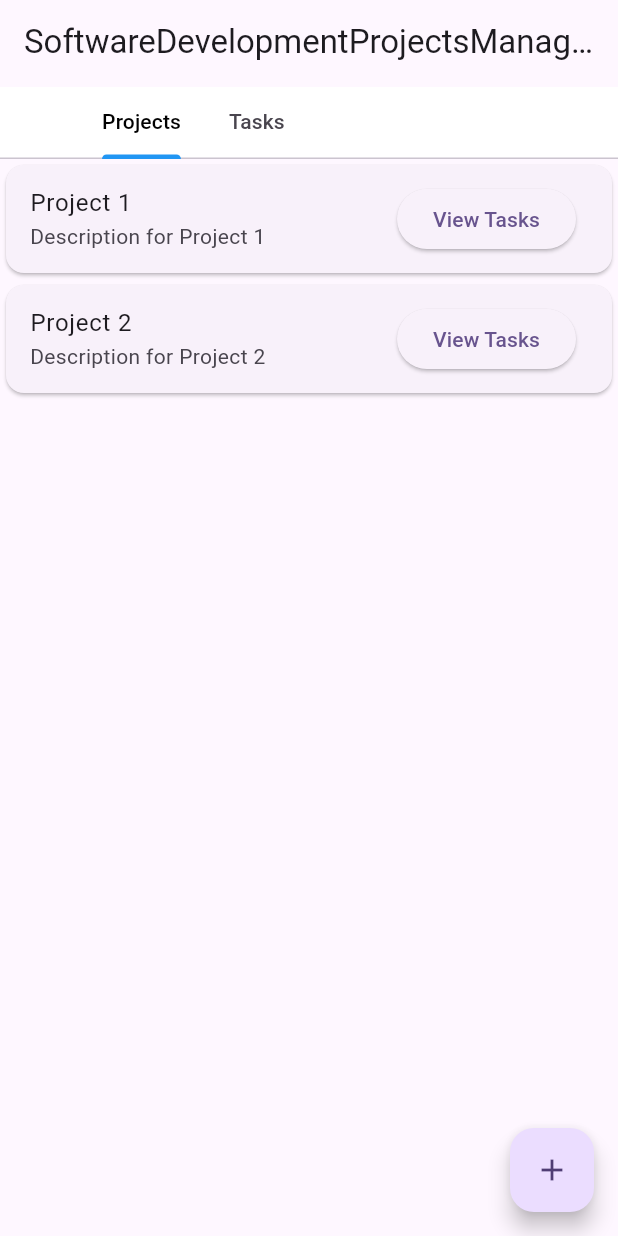
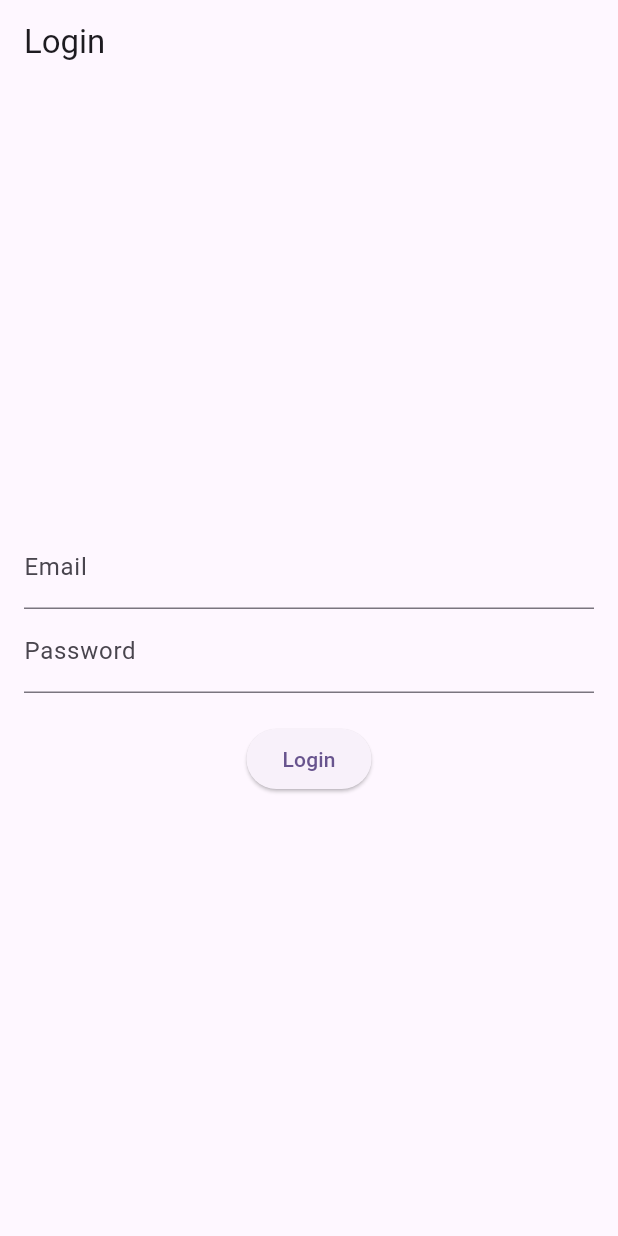
Before and after one commit to rimabouazra/DevelopmentProjectsManager, a Flutter app: the screen it shows after launch, on a phone screen of 412 x 824 dp. Run offline on Flutter 3.47's test engine with Material 3 defaults, Android fonts, the phone set to English and light mode, and no system bars; our stand-ins replace table_calendar; missing offline and left inert: dart_date.

Commit message:
Updated backend and frontend files, added LoginPage and HomePage components

```diff
--- a/frontend/lib/main.dart
+++ b/frontend/lib/main.dart
@@ -5,6 +5,7 @@ import 'package:frontend/provider/ProjectModel.dart';
 import 'package:frontend/provider/TaskModel.dart';
 import 'package:frontend/view/AddTasksView.dart';
 import 'package:frontend/view/ListTasksView.dart';
+import 'package:frontend/view/LoginPage.dart';
 import 'package:frontend/view/SubtasksView.dart';
 import 'package:frontend/view/createProjectView.dart';
 import 'package:frontend/widget/ListProjectWidget.dart';
@@ -25,8 +26,6 @@ void main() {
 
 class MyApp extends StatelessWidget {
   const MyApp({super.key});
-
-  // This widget is the root of your application.
   @override
   Widget build(BuildContext context) {
     return MaterialApp(
@@ -45,7 +44,7 @@ class MyApp extends StatelessWidget {
               task: ModalRoute.of(context)!.settings.arguments as Task,
             ),
       },
-      home: ListTasksView(),
+      home: LoginPage(),
     );
   }
 }
--- a/frontend/lib/model/Subtask.dart
+++ b/frontend/lib/model/Subtask.dart
@@ -4,7 +4,7 @@ import 'package:frontend/model/Comment.dart';
 class Subtask {
   final String id;
   final String title;
-  final bool isCompleted;
+  bool isCompleted;
   final List<Comment> comments;
   bool status;
 
@@ -12,22 +12,21 @@ class Subtask {
     required this.id,
     required this.title,
     this.isCompleted = false,
-    this.comments = const [],
-    this.status=false,
-  });
+    List<Comment>? comments,
+    this.status = false,
+  }) : comments = comments ?? [];
 
-  void addComment(Comment comment) {
+  void addComment(String developerId, String text) {
+    final comment = Comment(
+      id: UniqueKey().toString(),
+      developerId: developerId,
+      text: text,
+      timestamp: DateTime.now(),
+    );
     comments.add(comment);
   }
 
-  void addCommentToSubtask(Subtask subtask, String developerId, String text) {
-  final comment = Comment(
-    id: UniqueKey().toString(),
-    developerId: developerId,
-    text: text,
-    timestamp: DateTime.now(),
-  );
-  subtask.addComment(comment);
+  void markAsCompleted() {
+    isCompleted = true;
+  }
 }
-
-}
--- a/frontend/lib/model/Task.dart
+++ b/frontend/lib/model/Task.dart
@@ -4,11 +4,30 @@ class Task {
   String? id;
   String title;
   String projectId;
-  bool status;
+  bool status=false;
   String description;
   DateTime deadline;
   List<Subtask> subtasks;
   List<String> developerNames;
 
-  Task(this.id,this.title,this.projectId,this.status,this.description,this.deadline,this.subtasks,this.developerNames);
+  Task(
+    this.id,
+    this.title,
+    this.projectId,
+    this.status,
+    this.description,
+    this.deadline,
+    this.subtasks,
+    this.developerNames,
+    );
+
+  void addSubtask(Subtask subtask) {
+    subtasks.add(subtask);
+  }
+
+  void markAsDoneIfAllSubtasksCompleted() {
+    if (subtasks.every((subtask) => subtask.isCompleted)) {
+      status = true;
+    }
+  }
 }
--- a/frontend/lib/view/ListTasksView.dart
+++ b/frontend/lib/view/ListTasksView.dart
@@ -1,8 +1,10 @@
 import 'package:flutter/material.dart';
+import 'package:frontend/model/User.dart';
 import 'package:frontend/widget/ListProjectWidget.dart';
 import 'package:frontend/widget/ListTaskWidget.dart';
 
 class ListTasksView extends StatefulWidget {
+
   const ListTasksView({Key? key}) : super(key: key);
 
   @override
@@ -28,7 +30,6 @@ class _ListTasksViewState extends State<ListTasksView> {
                 labelColor: Colors.black,
                 indicatorColor: Colors.blue,
                 tabs: [
-
                   Tab(text: "Projects"),
                   Tab(text: "Tasks"),
                 ],
@@ -36,13 +37,13 @@ class _ListTasksViewState extends State<ListTasksView> {
             ),
           ),
         ),
-          body: const TabBarView(
+        body: TabBarView(
           children: [
             ListProjectsWidget(),
             ListTasksWidget(),
           ],
         ),
-        )
+      ),
     );
   }
 }
--- /dev/null
+++ b/frontend/lib/view/LoginPage.dart
@@ -0,0 +1,104 @@
+import 'package:flutter/material.dart';
+import 'package:frontend/model/User.dart';
+import 'package:frontend/view/ListTasksView.dart';
+
+class LoginPage extends StatefulWidget {
+  @override
+  _LoginPageState createState() => _LoginPageState();
+}
+
+class _LoginPageState extends State<LoginPage> {
+  final TextEditingController emailController = TextEditingController();
+  final TextEditingController passwordController = TextEditingController();
+  String errorMessage = '';
+
+  void login(BuildContext context) {
+    String email = emailController.text;
+    String password = passwordController.text;
+
+    // Simulate user authentication and role assignment based on email
+    User? user = authenticateUser(email, password);
+    if (user != null) {
+      Navigator.push(
+        context,
+        MaterialPageRoute(builder: (context) => ListTasksView()),
+      );
+    } else {
+      setState(() {
+        errorMessage = 'Invalid email or password';
+      });
+    }
+  }
+
+  // Simulated authentication function
+  User? authenticateUser(String email, String password) {
+    List<User> users = [
+      User(
+        idUtilisateur: '1',
+        nomUtilisateur: 'John Doe',
+        email: 'developer@example.com',
+        motDePasse: 'password123',
+        role: Role.Developer,
+      ),
+      User(
+        idUtilisateur: '2',
+        nomUtilisateur: 'Jane Smith',
+        email: 'manager@example.com',
+        motDePasse: 'password123',
+        role: Role.Manager,
+      ),
+      User(
+        idUtilisateur: '3',
+        nomUtilisateur: 'Admin User',
+        email: 'admin@example.com',
+        motDePasse: 'password123',
+        role: Role.Administrator,
+      ),
+    ];
+
+    for (var user in users) {
+      if (user.email == email && user.motDePasse == password) {
+        return user;
+      }
+    }
+    return null;
+  }
+
+  @override
+  Widget build(BuildContext context) {
+    return Scaffold(
+      appBar: AppBar(title: Text('Login')),
+      body: Padding(
+        padding: const EdgeInsets.all(16.0),
+        child: Column(
+          mainAxisAlignment: MainAxisAlignment.center,
+          children: [
+            TextField(
+              controller: emailController,
+              decoration: InputDecoration(labelText: 'Email'),
+              keyboardType: TextInputType.emailAddress,
+            ),
+            TextField(
+              controller: passwordController,
+              decoration: InputDecoration(labelText: 'Password'),
+              obscureText: true,
+            ),
+            SizedBox(height: 20),
+            ElevatedButton(
+              onPressed: () => login(context),
+              child: Text('Login'),
+            ),
+            if (errorMessage.isNotEmpty)
+              Padding(
+                padding: const EdgeInsets.all(8.0),
+                child: Text(
+                  errorMessage,
+                  style: TextStyle(color: Colors.red),
+                ),
+              ),
+          ],
+        ),
+      ),
+    );
+  }
+}
```
Also changed, not shown: frontend/lib/provider/TaskModel.dart (+5 -2 lines), frontend/lib/view/SubtasksView.dart (+92 -59 lines), frontend/lib/widget/HomePage.dart (added, +47 -0 lines), 2 other files. Lines whose indentation alone changed are shown as unchanged.
